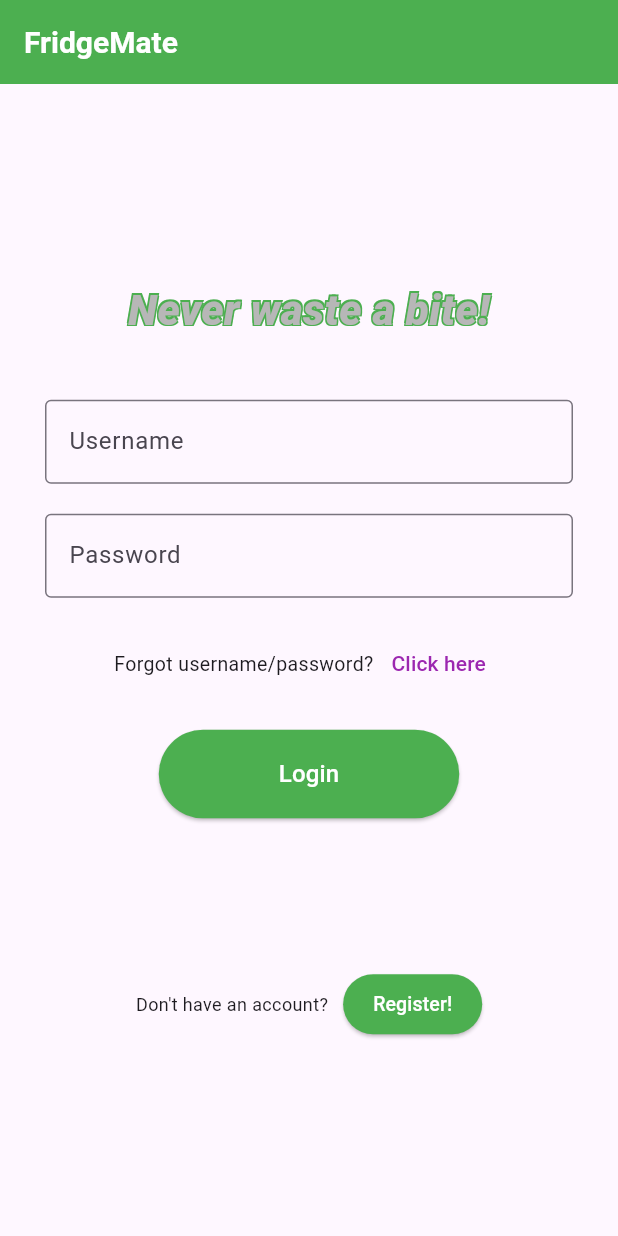
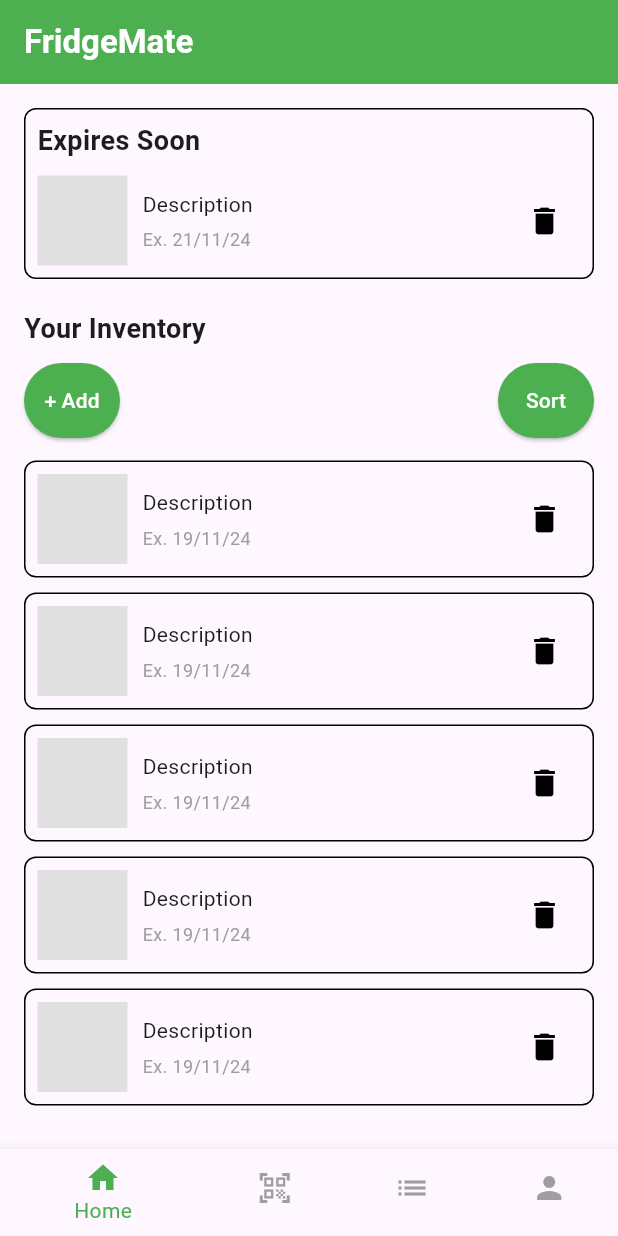
Before and after one commit to ntua-el20123/fridge_mate_app, a Flutter app: the screen it shows after launch, after a tap on "Login", on a phone screen of 412 x 824 dp. Run offline on Flutter 3.47's test engine with Material 3 defaults, Android fonts, the light colour scheme and no system bars.

Commit message:
modified:   lib/main.dart 	new file:   lib/pages/home_page.dart

```diff
--- a/lib/main.dart
+++ b/lib/main.dart
@@ -1,4 +1,5 @@
 import 'package:flutter/material.dart';
+import 'package:fridge_mate_app/pages/home_page.dart';
 import 'package:fridge_mate_app/pages/register_page.dart';
 
 void main() {
@@ -45,8 +46,13 @@
     // Handle 'forgot username/password' action here
   }
 
-  void _onLoginPressed() {
-    // Handle login action here
+  void _onLoginPressed(BuildContext context) {
+    Navigator.push(
+      context,
+      MaterialPageRoute(
+        builder: (_) => const HomePage(),
+      ),
+    );
   }
 
   // Pass in BuildContext so we can push a new route.
@@ -145,7 +151,7 @@
                 padding:
                     const EdgeInsets.symmetric(horizontal: 80, vertical: 18),
               ),
-              onPressed: _onLoginPressed,
+              onPressed: () => _onLoginPressed(context),
               child: const Text(
                 'Login',
                 style: TextStyle(fontSize: 16, color: Colors.white),
--- /dev/null
+++ b/lib/pages/home_page.dart
@@ -0,0 +1,224 @@
+import 'package:flutter/material.dart';
+
+class HomePage extends StatelessWidget {
+  const HomePage({super.key});
+
+  // Example method for deleting an item. In a real app, this might be more complex.
+  void _onDeleteItem() {
+    // Handle delete logic
+  }
+
+  // Example method for adding a new item.
+  void _onAddItem() {
+    // Handle adding a new item
+  }
+
+  // Example method for sorting items.
+  void _onSortItems() {
+    // Handle sorting logic
+  }
+
+  // Builds the "Expires Soon" section.
+  Widget _buildExpiringSoonSection() {
+    return Container(
+      decoration: BoxDecoration(
+        border: Border.all(color: Colors.black),
+        borderRadius: BorderRadius.circular(8),
+      ),
+      padding: const EdgeInsets.all(8),
+      child: Column(
+        crossAxisAlignment: CrossAxisAlignment.start,
+        children: [
+          const Text(
+            'Expires Soon',
+            style: TextStyle(
+              fontWeight: FontWeight.bold,
+              fontSize: 18,
+            ),
+          ),
+          const SizedBox(height: 10),
+          Row(
+            mainAxisAlignment: MainAxisAlignment.spaceBetween,
+            children: [
+              // Placeholder for an image thumbnail
+              Container(
+                width: 60,
+                height: 60,
+                color: Colors.grey[300],
+              ),
+              const SizedBox(width: 10),
+              // Details
+              const Expanded(
+                child: Column(
+                  crossAxisAlignment: CrossAxisAlignment.start,
+                  children: [
+                    Text('Description'),
+                    SizedBox(height: 5),
+                    Text(
+                      'Ex. 21/11/24',
+                      style: TextStyle(
+                        fontSize: 12,
+                        color: Colors.grey,
+                      ),
+                    ),
+                  ],
+                ),
+              ),
+              IconButton(
+                onPressed: _onDeleteItem,
+                icon: const Icon(Icons.delete, color: Colors.black),
+              ),
+            ],
+          ),
+        ],
+      ),
+    );
+  }
+
+  // Builds the "Your Inventory" section with a list of items.
+  Widget _buildInventorySection() {
+    return Expanded(
+      child: Column(
+        crossAxisAlignment: CrossAxisAlignment.start,
+        children: [
+          const Text(
+            'Your Inventory',
+            style: TextStyle(
+              fontWeight: FontWeight.bold,
+              fontSize: 18,
+            ),
+          ),
+          const SizedBox(height: 10),
+          // Buttons: Add and Sort
+          Row(
+            mainAxisAlignment: MainAxisAlignment.spaceBetween,
+            children: [
+              ElevatedButton(
+                onPressed: _onAddItem,
+                style: ElevatedButton.styleFrom(
+                  backgroundColor: Colors.green,
+                ),
+                child: const Text(
+                  '+ Add',
+                  style: TextStyle(color: Colors.white),
+                ),
+              ),
+              ElevatedButton(
+                onPressed: _onSortItems,
+                style: ElevatedButton.styleFrom(
+                  backgroundColor: Colors.green,
+                ),
+                child: const Text(
+                  'Sort',
+                  style: TextStyle(color: Colors.white),
+                ),
+              ),
+            ],
+          ),
+          const SizedBox(height: 10),
+          // Inventory List
+          Expanded(
+            child: ListView.builder(
+              itemCount: 5, // example count
+              itemBuilder: (context, index) {
+                return Padding(
+                  padding: const EdgeInsets.symmetric(vertical: 5.0),
+                  child: Container(
+                    decoration: BoxDecoration(
+                      border: Border.all(color: Colors.black),
+                      borderRadius: BorderRadius.circular(8),
+                    ),
+                    padding: const EdgeInsets.all(8),
+                    child: Row(
+                      mainAxisAlignment: MainAxisAlignment.spaceBetween,
+                      children: [
+                        // Placeholder for an image thumbnail
+                        Container(
+                          width: 60,
+                          height: 60,
+                          color: Colors.grey[300],
+                        ),
+                        const SizedBox(width: 10),
+                        // Details
+                        const Expanded(
+                          child: Column(
+                            crossAxisAlignment: CrossAxisAlignment.start,
+                            children: [
+                              Text('Description'),
+                              SizedBox(height: 5),
+                              Text(
+                                'Ex. 19/11/24',
+                                style: TextStyle(
+                                  fontSize: 12,
+                                  color: Colors.grey,
+                                ),
+                              ),
+                            ],
+                          ),
+                        ),
+                        IconButton(
+                          onPressed: _onDeleteItem,
+                          icon: const Icon(Icons.delete, color: Colors.black),
+                        ),
+                      ],
+                    ),
+                  ),
+                );
+              },
+            ),
+          ),
+        ],
+      ),
+    );
+  }
+
+  @override
+  Widget build(BuildContext context) {
+    return Scaffold(
+      appBar: AppBar(
+        // Set this to remove the default back arrow
+        automaticallyImplyLeading: false,
+        title: const Text(
+          'FridgeMate',
+          style: TextStyle(
+            fontWeight: FontWeight.bold,
+            color: Colors.white,
+          ),
+        ),
+        backgroundColor: Colors.green,
+      ),
+      body: Padding(
+        padding: const EdgeInsets.all(16.0),
+        child: Column(
+          children: [
+            _buildExpiringSoonSection(),
+            const SizedBox(height: 20),
+            _buildInventorySection(),
+          ],
+        ),
+      ),
+      bottomNavigationBar: BottomNavigationBar(
+        selectedItemColor: Colors.green,
+        unselectedItemColor: Colors.grey,
+        items: const [
+          BottomNavigationBarItem(
+            icon: Icon(Icons.home),
+            label: 'Home',
+          ),
+          BottomNavigationBarItem(
+            icon: Icon(Icons.qr_code_scanner),
+            label: 'Scan',
+          ),
+          BottomNavigationBarItem(
+            icon: Icon(Icons.list),
+            label: 'Inventory',
+          ),
+          BottomNavigationBarItem(
+            icon: Icon(Icons.person),
+            label: 'Profile',
+          ),
+        ],
+      ),
+    );
+  }
+}
```
